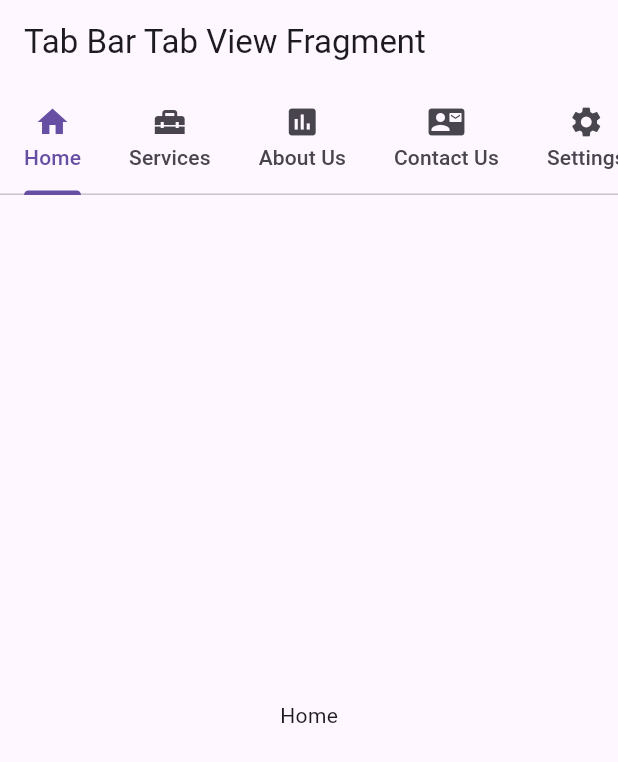
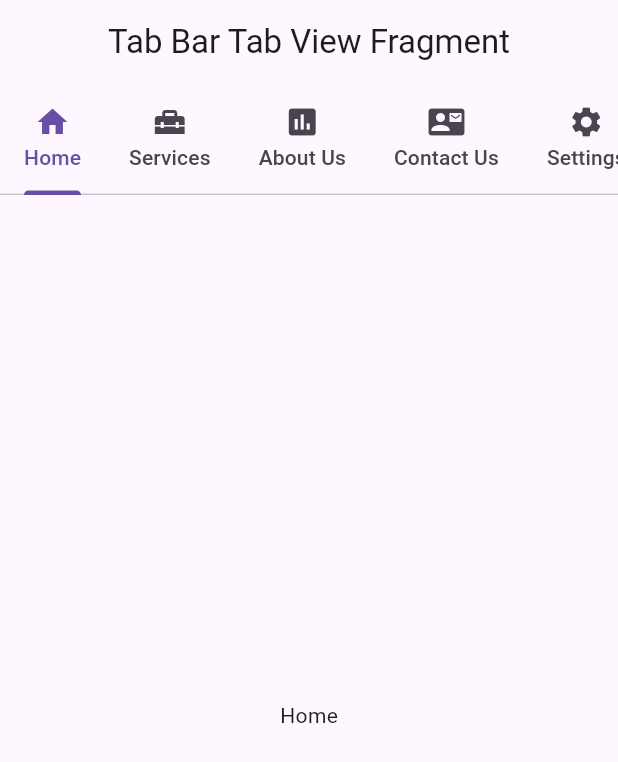
Before and after one commit to msisaif/flutter-practice, a Flutter app: the screen it shows after launch, on a phone screen of 412 x 824 dp. Shown: the top 762 px of the screen. Run offline on Flutter 3.47's test engine with Material 3 defaults, Android fonts, the phone set to English and light mode, and no system bars.

Commit message:
AppBar title center & TabAlignment center

```diff
--- a/lib/main.dart
+++ b/lib/main.dart
@@ -32,9 +32,9 @@ class HomeActivity extends StatelessWidget {
         length: 5,
         child: Scaffold(
           appBar: AppBar(
-            title: const Text("Tab Bar Tab View Fragment"),
+            title: const Center(child: Text("Tab Bar Tab View Fragment"),),
             bottom: const TabBar(
-              tabAlignment: TabAlignment.start,
+              tabAlignment: TabAlignment.center,
               isScrollable: true,
               tabs: [
                 Tab(icon: Icon(Icons.home), text: "Home"),
```
